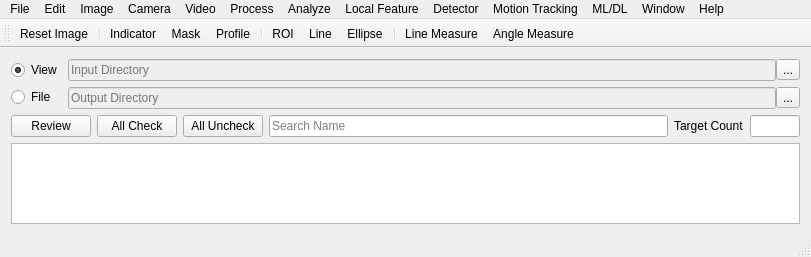
inoueshinichi/QtGuiCVDevPy, file ui/ui_MainWindow.ui: the form before one commit.
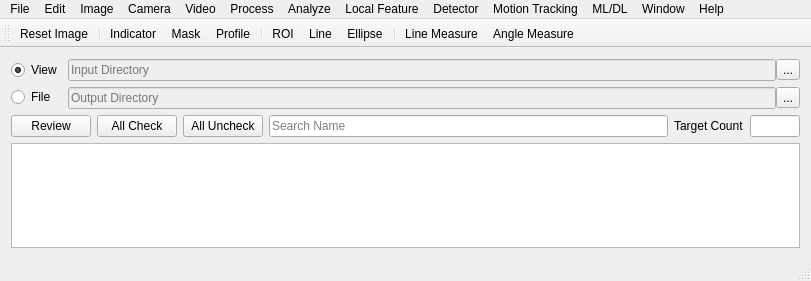
The form after the commit. Custom widgets are drawn as their Qt base class.

Diff of the .ui file:
```diff
--- a/ui/ui_MainWindow.ui
+++ b/ui/ui_MainWindow.ui
@@ -7,7 +7,7 @@
     <x>0</x>
     <y>0</y>
     <width>811</width>
-    <height>257</height>
+    <height>281</height>
    </rect>
   </property>
   <property name="sizePolicy">
```
Left out of the diff: 11 changed lines with no effect on the pictures.
